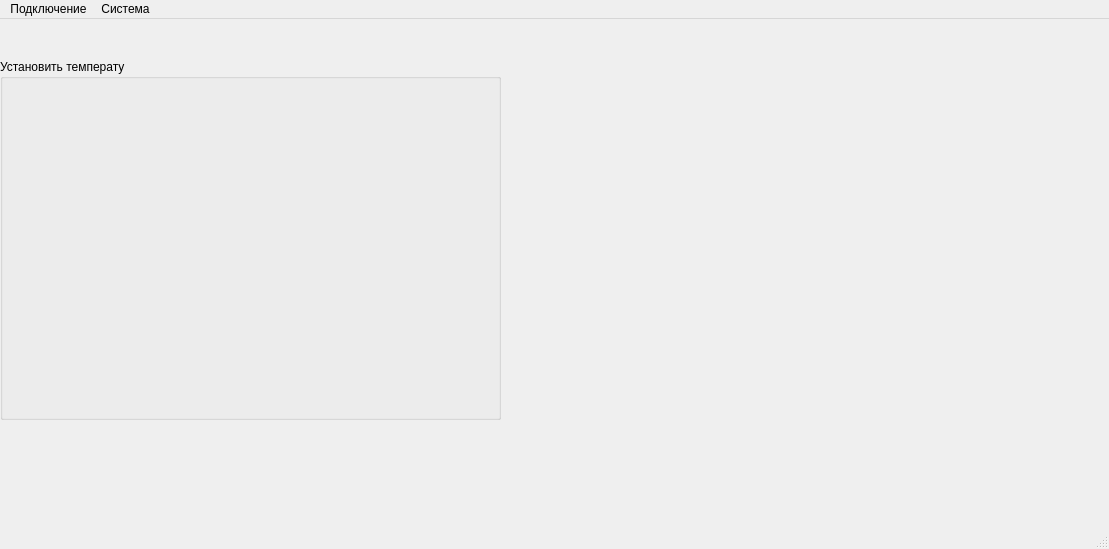
This is mainwindow.ui in ProElDinh/ChemController as Qt 5 draws it before an edit. The edited form follows.
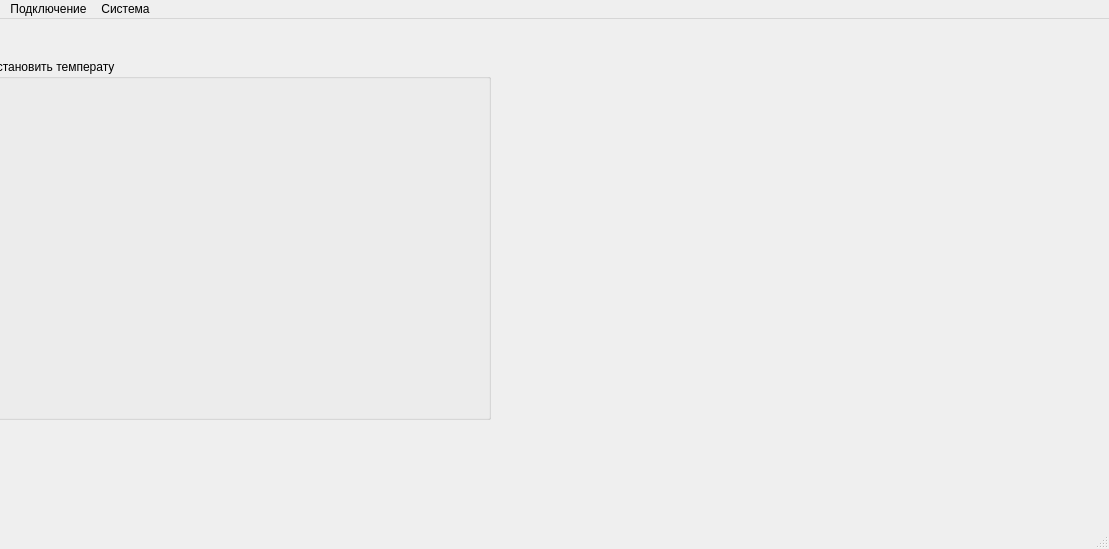
This is the edited form.

Patch:
```diff
--- a/mainwindow.ui
+++ b/mainwindow.ui
@@ -20,7 +20,7 @@
    <widget class="QGroupBox" name="groupBox">
     <property name="geometry">
      <rect>
-      <x>0</x>
+      <x>-10</x>
       <y>40</y>
       <width>501</width>
       <height>361</height>
```
Left out of the diff: 8 changed lines with no effect on the pictures.
